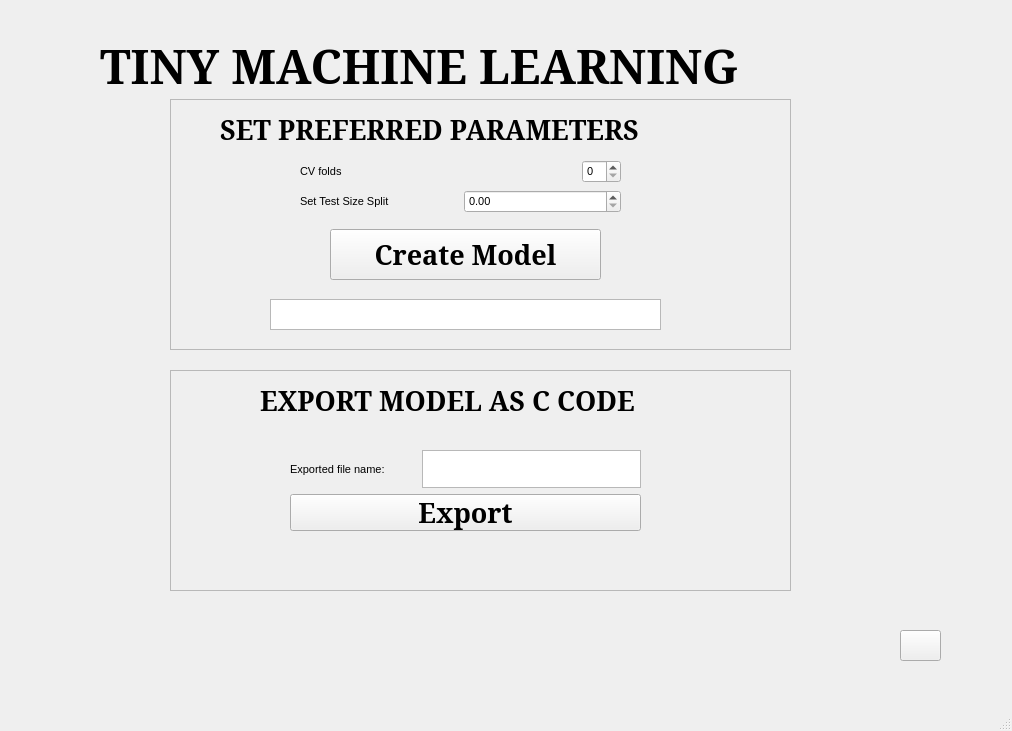
First picture: the form in guiv1.ui, repository ggrkp/projectv1, before the edit.
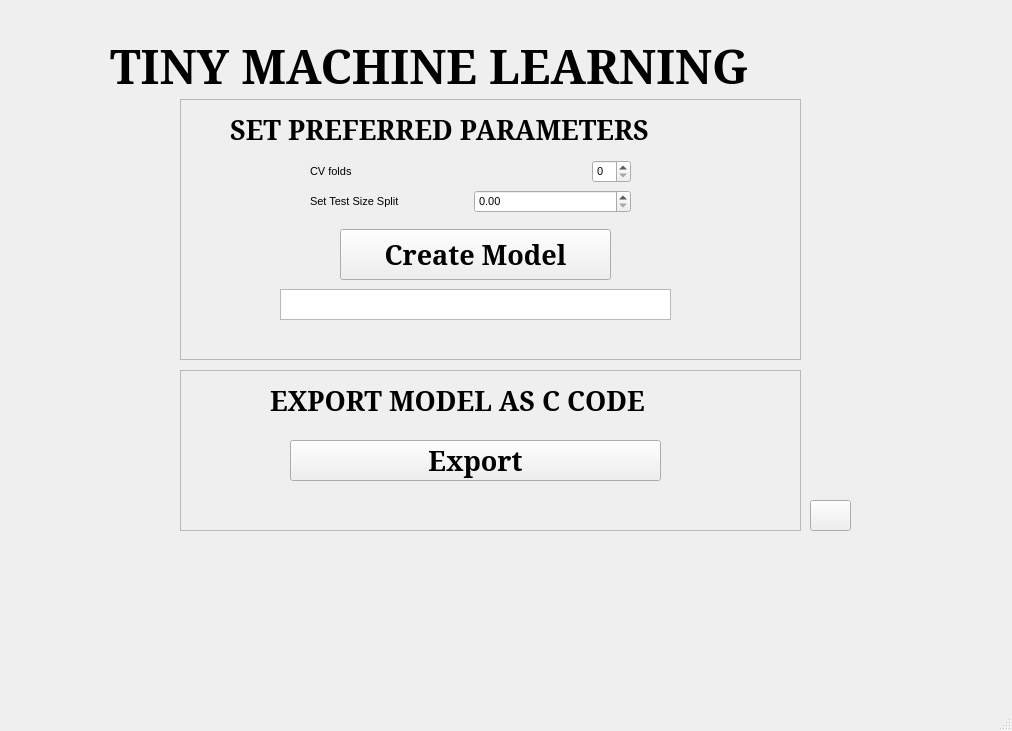
Second picture: the form after the edit. The open tabs and pages were chosen to show the change. Icons and pictures are not drawn.

```diff
--- a/guiv1.ui
+++ b/guiv1.ui
@@ -29,7 +29,7 @@
    <widget class="QStackedWidget" name="stackedWidget">
     <property name="geometry">
      <rect>
-      <x>40</x>
+      <x>50</x>
       <y>20</y>
       <width>931</width>
       <height>651</height>
@@ -2242,7 +2242,7 @@
         <x>130</x>
         <y>350</y>
         <width>621</width>
-        <height>221</height>
+        <height>161</height>
        </rect>
       </property>
       <property name="frameShape">
@@ -2274,62 +2274,32 @@
         <string>EXPORT MODEL AS C CODE</string>
        </property>
       </widget>
-      <widget class="QWidget" name="">
+      <widget class="QPushButton" name="export_btn">
        <property name="geometry">
         <rect>
-         <x>120</x>
-         <y>80</y>
-         <width>351</width>
-         <height>81</height>
+         <x>110</x>
+         <y>70</y>
+         <width>371</width>
+         <height>41</height>
         </rect>
        </property>
-       <layout class="QVBoxLayout" name="verticalLayout">
-        <item>
-         <layout class="QHBoxLayout" name="horizontalLayout_21">
-          <item>
-           <widget class="QLabel" name="label_40">
-            <property name="text">
-             <string>Exported file name:</string>
-            </property>
-           </widget>
-          </item>
-          <item>
-           <spacer name="horizontalSpacer_10">
-            <property name="orientation">
-             <enum>Qt::Horizontal</enum>
-            </property>
-            <property name="sizeHint" stdset="0">
-             <size>
-              <width>68</width>
-              <height>20</height>
-             </size>
-            </property>
-           </spacer>
-          </item>
-          <item>
-           <widget class="QTextEdit" name="header_text"/>
-          </item>
-         </layout>
-        </item>
-        <item>
-         <widget class="QPushButton" name="export_btn">
-          <property name="font">
-           <font>
-            <family>Serif</family>
-            <pointsize>20</pointsize>
-            <weight>75</weight>
-            <bold>true</bold>
-           </font>
-          </property>
-          <property name="cursor">
-           <cursorShape>PointingHandCursor</cursorShape>
-          </property>
-          <property name="text">
-           <string>Export</string>
-          </property>
-         </widget>
-        </item>
-       </layout>
+       <property name="font">
+        <font>
+         <family>Serif</family>
+         <pointsize>20</pointsize>
+         <weight>75</weight>
+         <bold>true</bold>
+        </font>
+       </property>
+       <property name="cursor">
+        <cursorShape>PointingHandCursor</cursorShape>
+       </property>
+       <property name="whatsThis">
+        <string>gfgdfgdfgdgd</string>
+       </property>
+       <property name="text">
+        <string>Export</string>
+       </property>
       </widget>
      </widget>
      <widget class="QFrame" name="frame_pref">
@@ -2338,7 +2308,7 @@
         <x>130</x>
         <y>79</y>
         <width>621</width>
-        <height>251</height>
+        <height>261</height>
        </rect>
       </property>
       <property name="frameShape">
@@ -2408,7 +2378,7 @@
        <property name="geometry">
         <rect>
          <x>100</x>
-         <y>200</y>
+         <y>190</y>
          <width>391</width>
          <height>31</height>
         </rect>
@@ -2465,8 +2435,8 @@
      <widget class="QPushButton" name="home_microbtn">
       <property name="geometry">
        <rect>
-        <x>860</x>
-        <y>610</y>
+        <x>760</x>
+        <y>480</y>
         <width>41</width>
         <height>31</height>
        </rect>
```
Left out of the diff: 41 changed lines with no effect on the pictures.
